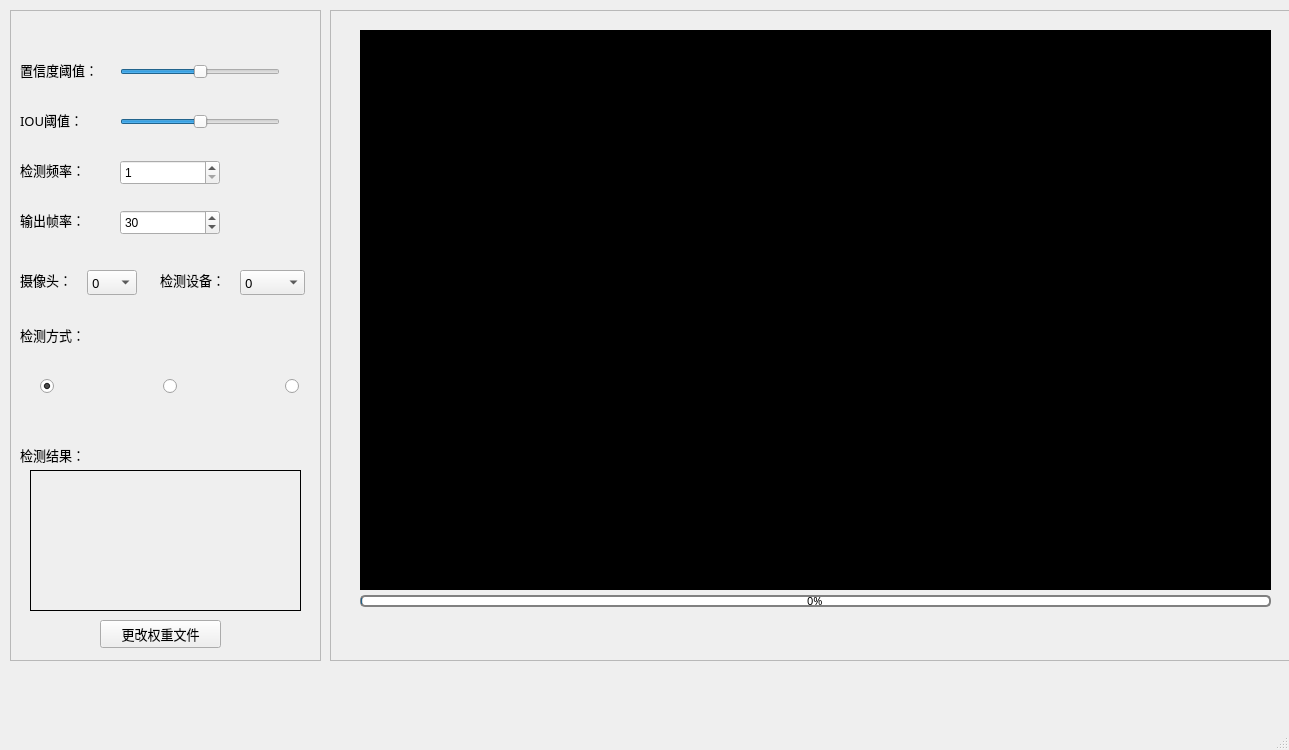
Old version of the form UiMainwindow.ui in the repository wang-10086/yolov5-5.0.
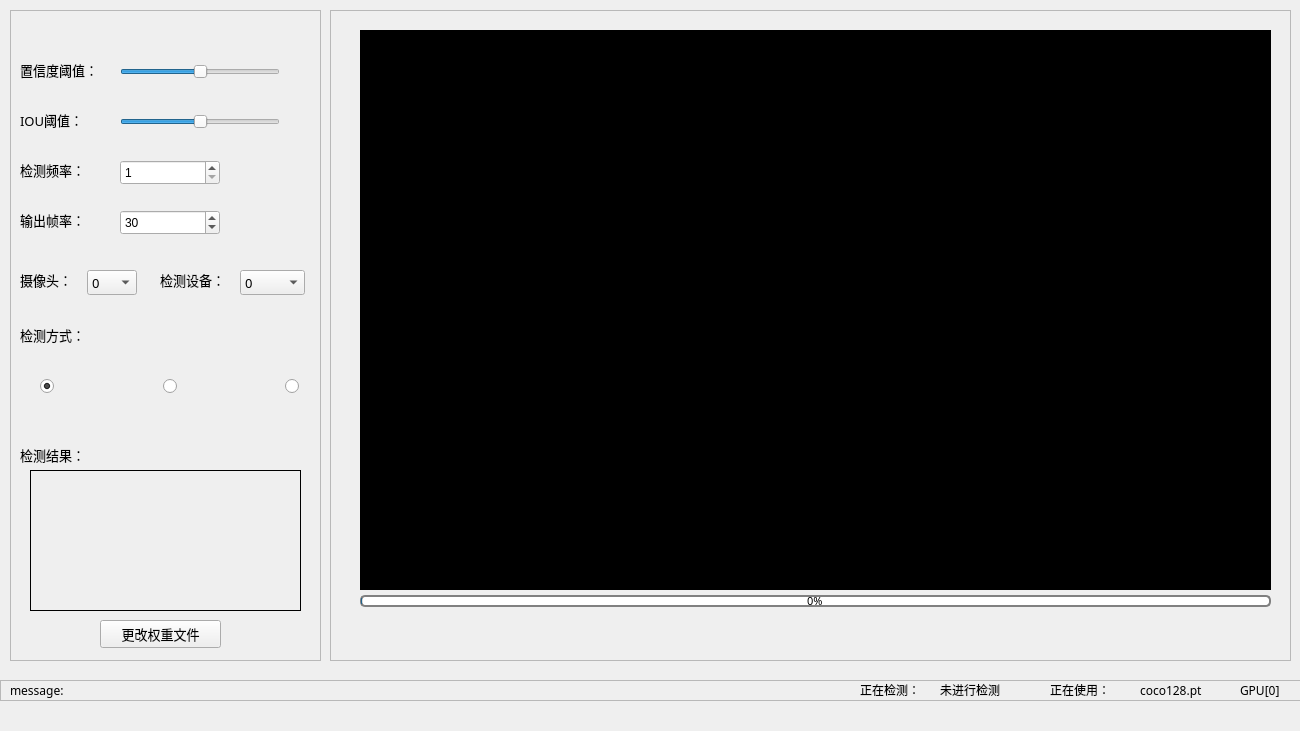
New version of the form. Icons and pictures are not drawn.

The edit to the form file:
```diff
--- a/UiMainwindow.ui
+++ b/UiMainwindow.ui
@@ -9,10 +9,16 @@
    <rect>
     <x>0</x>
     <y>0</y>
-    <width>1289</width>
-    <height>750</height>
+    <width>1300</width>
+    <height>731</height>
    </rect>
   </property>
+  <property name="sizePolicy">
+   <sizepolicy hsizetype="Preferred" vsizetype="Preferred">
+    <horstretch>0</horstretch>
+    <verstretch>0</verstretch>
+   </sizepolicy>
+  </property>
   <property name="mouseTracking">
    <bool>true</bool>
   </property>
@@ -20,10 +26,13 @@
    <string>MainWindow</string>
   </property>
   <property name="windowOpacity">
-   <double>0.900000000000000</double>
+   <double>1.000000000000000</double>
+  </property>
+  <property name="layoutDirection">
+   <enum>Qt::LeftToRight</enum>
   </property>
   <property name="autoFillBackground">
-   <bool>false</bool>
+   <bool>true</bool>
   </property>
   <property name="styleSheet">
    <string notr="true"/>
@@ -684,6 +693,157 @@
      </property>
     </widget>
    </widget>
+   <widget class="QFrame" name="frame_3">
+    <property name="geometry">
+     <rect>
+      <x>0</x>
+      <y>680</y>
+      <width>1301</width>
+      <height>21</height>
+     </rect>
+    </property>
+    <property name="styleSheet">
+     <string notr="true">border-color: rgb(0, 0, 0);</string>
+    </property>
+    <property name="frameShape">
+     <enum>QFrame::StyledPanel</enum>
+    </property>
+    <property name="frameShadow">
+     <enum>QFrame::Raised</enum>
+    </property>
+    <widget class="QLabel" name="label_15">
+     <property name="geometry">
+      <rect>
+       <x>1240</x>
+       <y>0</y>
+       <width>61</width>
+       <height>20</height>
+      </rect>
+     </property>
+     <property name="font">
+      <font>
+       <family>Microsoft YaHei</family>
+      </font>
+     </property>
+     <property name="text">
+      <string>GPU[0]</string>
+     </property>
+    </widget>
+    <widget class="QLabel" name="label_14">
+     <property name="geometry">
+      <rect>
+       <x>1140</x>
+       <y>0</y>
+       <width>90</width>
+       <height>20</height>
+      </rect>
+     </property>
+     <property name="font">
+      <font>
+       <family>Microsoft YaHei</family>
+      </font>
+     </property>
+     <property name="text">
+      <string>coco128.pt</string>
+     </property>
+    </widget>
+    <widget class="QLabel" name="label_12">
+     <property name="geometry">
+      <rect>
+       <x>940</x>
+       <y>0</y>
+       <width>91</width>
+       <height>20</height>
+      </rect>
+     </property>
+     <property name="font">
+      <font>
+       <family>Microsoft YaHei</family>
+      </font>
+     </property>
+     <property name="text">
+      <string>未进行检测</string>
+     </property>
+    </widget>
+    <widget class="QLabel" name="label_11">
+     <property name="geometry">
+      <rect>
+       <x>860</x>
+       <y>0</y>
+       <width>70</width>
+       <height>20</height>
+      </rect>
+     </property>
+     <property name="font">
+      <font>
+       <family>Microsoft YaHei</family>
+      </font>
+     </property>
+     <property name="text">
+      <string>正在检测：</string>
+     </property>
+    </widget>
+    <widget class="QLabel" name="label_13">
+     <property name="geometry">
+      <rect>
+       <x>1050</x>
+       <y>0</y>
+       <width>70</width>
+       <height>20</height>
+      </rect>
+     </property>
+     <property name="font">
+      <font>
+       <family>Microsoft YaHei</family>
+      </font>
+     </property>
+     <property name="text">
+      <string>正在使用：</string>
+     </property>
+    </widget>
+    <widget class="QLabel" name="label_16">
+     <property name="geometry">
+      <rect>
+       <x>90</x>
+       <y>0</y>
+       <width>511</width>
+       <height>20</height>
+      </rect>
+     </property>
+     <property name="font">
+      <font>
+       <family>Microsoft YaHei</family>
+      </font>
+     </property>
+     <property name="styleSheet">
+      <string notr="true"/>
+     </property>
+     <property name="text">
+      <string/>
+     </property>
+    </widget>
+    <widget class="QLabel" name="label_17">
+     <property name="geometry">
+      <rect>
+       <x>10</x>
+       <y>0</y>
+       <width>81</width>
+       <height>20</height>
+      </rect>
+     </property>
+     <property name="font">
+      <font>
+       <family>Microsoft YaHei</family>
+      </font>
+     </property>
+     <property name="styleSheet">
+      <string notr="true"/>
+     </property>
+     <property name="text">
+      <string>message:</string>
+     </property>
+    </widget>
+   </widget>
   </widget>
   <widget class="QMenuBar" name="menubar">
    <property name="geometry">
@@ -695,7 +855,6 @@
     </rect>
    </property>
   </widget>
-  <widget class="QStatusBar" name="statusbar"/>
  </widget>
  <resources>
   <include location="resource.qrc"/>
```
Left out of the diff: 10 changed lines with no effect on the pictures.
